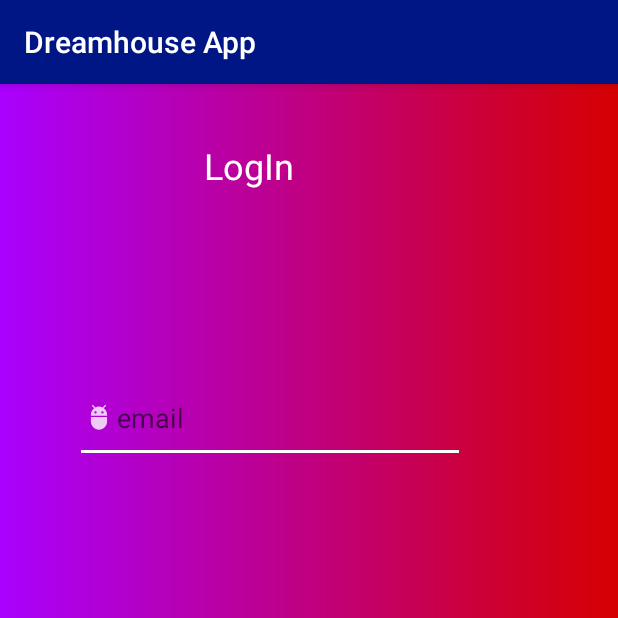
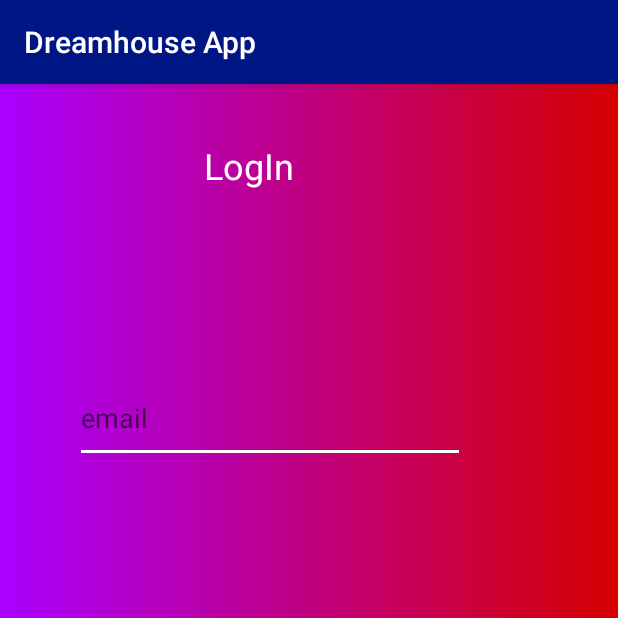
Before and after one commit to Christine-N-Mwaura/DreamHouseApp, an Android app: the screen it shows after launch (MainActivity), on a phone screen of 412 x 824 dp, the top half of it. Run offline under Robolectric (Android 15) with nearby library versions, the phone set to English and light mode, and no system bars; our stand-ins replace ButterKnife.

```diff
--- a/app/src/main/res/layout/activity_main.xml
+++ b/app/src/main/res/layout/activity_main.xml
@@ -34,7 +34,6 @@
             android:layout_marginEnd="50dp"
             android:layout_marginBottom="77dp"
             android:backgroundTint="@android:color/white"
-            android:drawableLeft="@drawable/ic_action_user"
             android:ems="10"
             android:hint="email"
             android:inputType="textEmailAddress"
```
